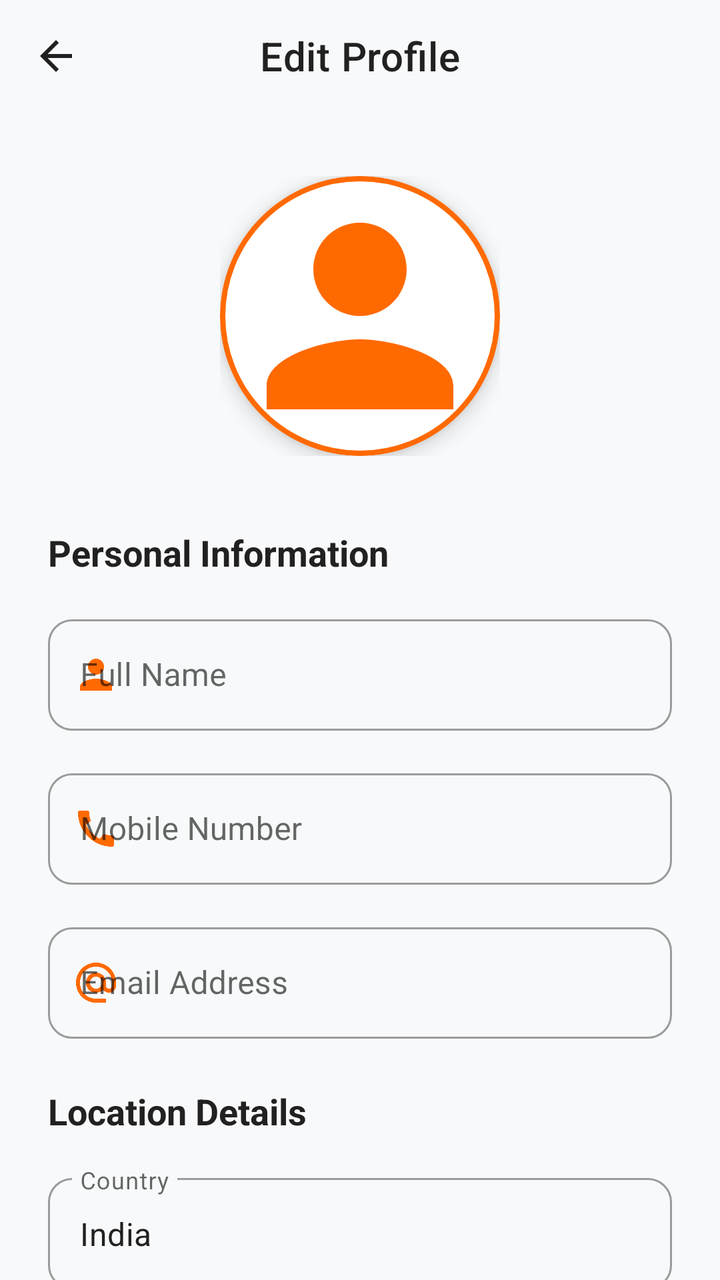
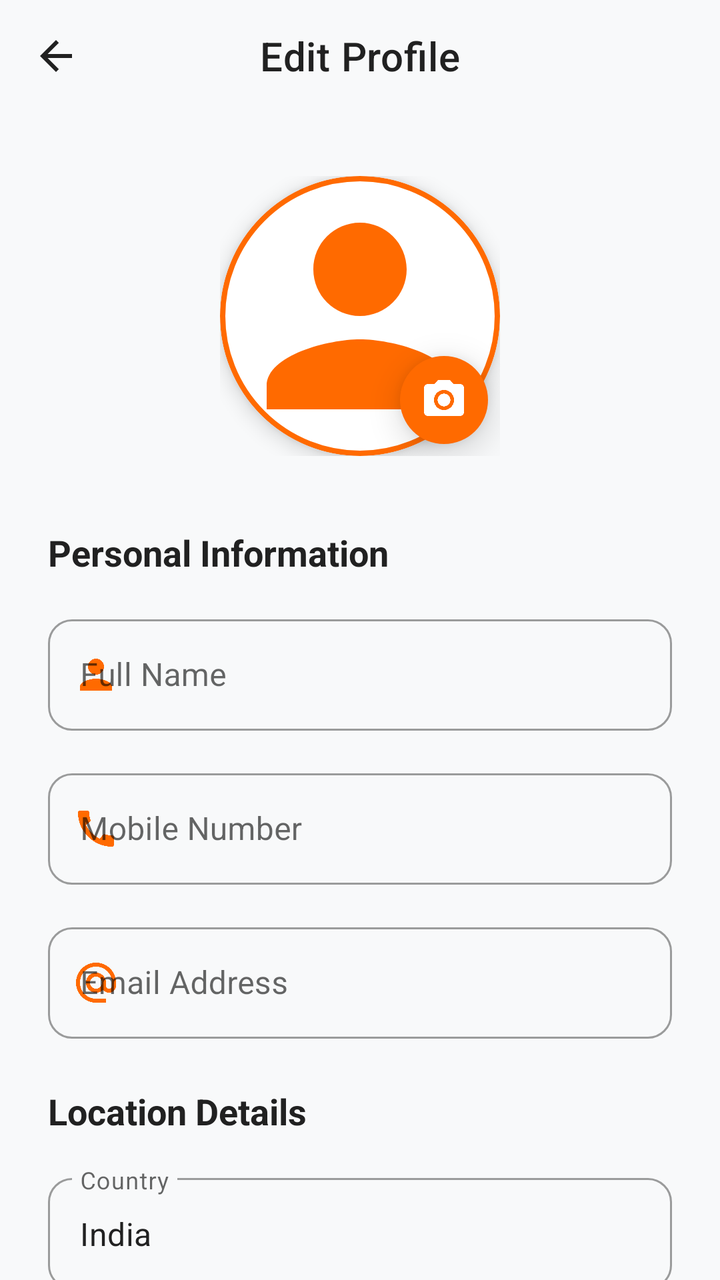

Compare the two renders of this Android layout. The source of the first and the diff that turns it into the second are given below.
<!-- AndroidManifest.xml: application theme Theme.BulkAgrochem -->
<!-- res/layout/activity_edit_profile.xml -->
<?xml version="1.0" encoding="utf-8"?>
<androidx.coordinatorlayout.widget.CoordinatorLayout xmlns:android="http://schemas.android.com/apk/res/android"
    xmlns:app="http://schemas.android.com/apk/res-auto"
    android:layout_width="match_parent"
    android:layout_height="match_parent"
    android:fitsSystemWindows="true"
    android:background="@color/static_bg">

    <com.google.android.material.appbar.AppBarLayout
        android:layout_width="match_parent"
        android:layout_height="wrap_content"
        android:background="@color/static_bg"
        app:elevation="0dp">

        <com.google.android.material.appbar.MaterialToolbar
            android:id="@+id/toolbar"
            android:layout_width="match_parent"
            android:layout_height="?attr/actionBarSize"
            app:navigationIcon="@drawable/ic_back"
            app:navigationIconTint="@color/static_text"
            app:title="Edit Profile"
            app:titleCentered="true"
            app:titleTextColor="@color/static_text" />
    </com.google.android.material.appbar.AppBarLayout>

    <androidx.core.widget.NestedScrollView
        android:layout_width="match_parent"
        android:layout_height="match_parent"
        app:layout_behavior="@string/appbar_scrolling_view_behavior">

        <LinearLayout
            android:layout_width="match_parent"
            android:layout_height="wrap_content"
            android:orientation="vertical"
            android:padding="24dp">

            
            <FrameLayout
                android:layout_width="wrap_content"
                android:layout_height="wrap_content"
                android:layout_gravity="center"
                android:layout_marginTop="8dp"
                android:layout_marginBottom="36dp"
                android:clipChildren="false"
                android:clipToPadding="false">

                
                <com.google.android.material.card.MaterialCardView
                    android:id="@+id/cvProfile"
                    android:layout_width="140dp"
                    android:layout_height="140dp"
                    app:cardCornerRadius="70dp"
                    app:cardElevation="6dp"
                    app:cardBackgroundColor="@color/static_white"
                    app:strokeColor="@color/orange_brand"
                    app:strokeWidth="2.5dp">

                    <ImageView
                        android:id="@+id/ivProfileImage"
                        android:layout_width="match_parent"
                        android:layout_height="match_parent"
                        android:scaleType="centerCrop"
                        android:src="@drawable/ic_profile"
                        app:tint="@color/orange_brand" />
                </com.google.android.material.card.MaterialCardView>

                
        
            </FrameLayout>

            
            <TextView
                android:layout_width="wrap_content"
                android:layout_height="wrap_content"
                android:layout_marginBottom="16dp"
                android:text="Personal Information"
                android:textColor="@color/static_text"
                android:textSize="18sp"
                android:textStyle="bold" />

            <com.google.android.material.textfield.TextInputLayout
                android:id="@+id/tilName"
                style="@style/Widget.MaterialComponents.TextInputLayout.OutlinedBox"
                android:layout_width="match_parent"
                android:layout_height="wrap_content"
                android:layout_marginBottom="16dp"
                android:hint="Full Name"
                app:boxCornerRadiusBottomEnd="12dp"
                app:boxCornerRadiusBottomStart="12dp"
                app:boxCornerRadiusTopEnd="12dp"
                app:boxCornerRadiusTopStart="12dp"
                app:startIconDrawable="@drawable/ic_profile"
                app:startIconTint="@color/orange_brand">

                <com.google.android.material.textfield.TextInputEditText
                    android:id="@+id/etName"
                    android:layout_width="match_parent"
                    android:layout_height="wrap_content"
                    android:inputType="textPersonName"
                    android:textColor="@color/static_text" />
            </com.google.android.material.textfield.TextInputLayout>

            <com.google.android.material.textfield.TextInputLayout
                android:id="@+id/tilPhone"
                style="@style/Widget.MaterialComponents.TextInputLayout.OutlinedBox"
                android:layout_width="match_parent"
                android:layout_height="wrap_content"
                android:layout_marginBottom="16dp"
                android:hint="Mobile Number"
                app:boxCornerRadiusBottomEnd="12dp"
                app:boxCornerRadiusBottomStart="12dp"
                app:boxCornerRadiusTopEnd="12dp"
                app:boxCornerRadiusTopStart="12dp"
                app:prefixText="+91 "
                app:prefixTextColor="@color/static_text"
                app:startIconDrawable="@drawable/ic_call"
                app:startIconTint="@color/orange_brand">

                <com.google.android.material.textfield.TextInputEditText
                    android:id="@+id/etPhone"
                    android:layout_width="match_parent"
                    android:layout_height="wrap_content"
                    android:inputType="phone"
                    android:textColor="@color/static_text" />
            </com.google.android.material.textfield.TextInputLayout>

            <com.google.android.material.textfield.TextInputLayout
                android:id="@+id/tilEmail"
                style="@style/Widget.MaterialComponents.TextInputLayout.OutlinedBox"
                android:layout_width="match_parent"
                android:layout_height="wrap_content"
                android:layout_marginBottom="24dp"
                android:hint="Email Address"
                app:boxCornerRadiusBottomEnd="12dp"
                app:boxCornerRadiusBottomStart="12dp"
                app:boxCornerRadiusTopEnd="12dp"
                app:boxCornerRadiusTopStart="12dp"
                app:startIconDrawable="@drawable/ic_email"
                app:startIconTint="@color/orange_brand">

                <com.google.android.material.textfield.TextInputEditText
                    android:id="@+id/etEmail"
                    android:layout_width="match_parent"
                    android:layout_height="wrap_content"
                    android:inputType="textEmailAddress"
                    android:textColor="@color/static_text" />
            </com.google.android.material.textfield.TextInputLayout>

            
            <TextView
                android:layout_width="wrap_content"
                android:layout_height="wrap_content"
                android:layout_marginBottom="16dp"
                android:text="Location Details"
                android:textColor="@color/static_text"
                android:textSize="18sp"
                android:textStyle="bold" />

            <com.google.android.material.textfield.TextInputLayout
                android:id="@+id/tilCountry"
                style="@style/Widget.MaterialComponents.TextInputLayout.OutlinedBox"
                android:layout_width="match_parent"
                android:layout_height="wrap_content"
                android:layout_marginBottom="16dp"
                android:hint="Country"
                app:boxCornerRadiusBottomEnd="12dp"
                app:boxCornerRadiusBottomStart="12dp"
                app:boxCornerRadiusTopEnd="12dp"
                app:boxCornerRadiusTopStart="12dp">

                <com.google.android.material.textfield.TextInputEditText
                    android:id="@+id/etCountry"
                    android:layout_width="match_parent"
                    android:layout_height="wrap_content"
                    android:enabled="false"
                    android:focusable="false"
                    android:text="India"
                    android:textColor="@color/static_text" />
            </com.google.android.material.textfield.TextInputLayout>

            <com.google.android.material.textfield.TextInputLayout
                android:id="@+id/tilState"
                style="@style/Widget.MaterialComponents.TextInputLayout.OutlinedBox.ExposedDropdownMenu"
                android:layout_width="match_parent"
                android:layout_height="wrap_content"
                android:layout_marginBottom="16dp"
                android:hint="State"
                app:boxCornerRadiusBottomEnd="12dp"
                app:boxCornerRadiusBottomStart="12dp"
                app:boxCornerRadiusTopEnd="12dp"
                app:boxCornerRadiusTopStart="12dp">

                <AutoCompleteTextView
                    android:id="@+id/actvState"
                    android:layout_width="match_parent"
                    android:layout_height="wrap_content"
                    android:inputType="none"
                    android:textColor="@color/static_text" />
            </com.google.android.material.textfield.TextInputLayout>

            <com.google.android.material.textfield.TextInputLayout
                android:id="@+id/tilDistrict"
                style="@style/Widget.MaterialComponents.TextInputLayout.OutlinedBox.ExposedDropdownMenu"
                android:layout_width="match_parent"
                android:layout_height="wrap_content"
                android:layout_marginBottom="16dp"
                android:hint="City"
                app:boxCornerRadiusBottomEnd="12dp"
                app:boxCornerRadiusBottomStart="12dp"
                app:boxCornerRadiusTopEnd="12dp"
                app:boxCornerRadiusTopStart="12dp">

                <AutoCompleteTextView
                    android:id="@+id/actvDistrict"
                    android:layout_width="match_parent"
                    android:layout_height="wrap_content"
                    android:inputType="none"
                    android:textColor="@color/static_text" />
            </com.google.android.material.textfield.TextInputLayout>

            <com.google.android.material.textfield.TextInputLayout
                android:id="@+id/tilZip"
                style="@style/Widget.MaterialComponents.TextInputLayout.OutlinedBox"
                android:layout_width="match_parent"
                android:layout_height="wrap_content"
                android:layout_marginBottom="16dp"
                android:hint="ZIP Code"
                app:boxCornerRadiusBottomEnd="12dp"
                app:boxCornerRadiusBottomStart="12dp"
                app:boxCornerRadiusTopEnd="12dp"
                app:boxCornerRadiusTopStart="12dp">

                <com.google.android.material.textfield.TextInputEditText
                    android:id="@+id/etZip"
                    android:layout_width="match_parent"
                    android:layout_height="wrap_content"
                    android:inputType="number"
                    android:maxLength="6"
                    android:textColor="@color/static_text" />
            </com.google.android.material.textfield.TextInputLayout>

            <com.google.android.material.textfield.TextInputLayout
                android:id="@+id/tilAddress"
                style="@style/Widget.MaterialComponents.TextInputLayout.OutlinedBox"
                android:layout_width="match_parent"
                android:layout_height="wrap_content"
                android:layout_marginBottom="32dp"
                android:hint="Full Address"
                app:boxCornerRadiusBottomEnd="12dp"
                app:boxCornerRadiusBottomStart="12dp"
                app:boxCornerRadiusTopEnd="12dp"
                app:boxCornerRadiusTopStart="12dp">

                <com.google.android.material.textfield.TextInputEditText
                    android:id="@+id/etAddress"
                    android:layout_width="match_parent"
                    android:layout_height="wrap_content"
                    android:gravity="top"
                    android:inputType="textMultiLine"
                    android:lines="3"
                    android:textColor="@color/static_text" />
            </com.google.android.material.textfield.TextInputLayout>

            <com.google.android.material.button.MaterialButton
                android:id="@+id/btnUpdateProfile"
                android:layout_width="match_parent"
                android:layout_height="60dp"
                android:layout_marginBottom="24dp"
                android:text="Save Changes"
                android:textAllCaps="false"
                android:textSize="18sp"
                android:textStyle="bold"
                app:cornerRadius="16dp"
                app:elevation="4dp" />

        </LinearLayout>
    </androidx.core.widget.NestedScrollView>

</androidx.coordinatorlayout.widget.CoordinatorLayout>
<!-- resources referenced by this layout -->
<resources>
  <color name="orange_brand">#FF6A00</color>
  <color name="static_bg">#F8F9FA</color>
  <color name="static_text">#212121</color>
  <color name="static_white">#FFFFFF</color>
  <!-- drawable ic_back (drawable) -->
  <vector xmlns:android="http://schemas.android.com/apk/res/android" android:autoMirrored="true" android:height="24dp" android:tint="#000000" android:viewportHeight="24" android:viewportWidth="24" android:width="24dp">
        
      <path android:fillColor="@android:color/white" android:pathData="M20,11H7.83l5.59,-5.59L12,4l-8,8 8,8 1.41,-1.41L7.83,13H20v-2z"/>
      
  </vector>
  <!-- drawable ic_call (drawable) -->
  <vector xmlns:android="http://schemas.android.com/apk/res/android" android:height="24dp" android:tint="#000000" android:viewportHeight="24" android:viewportWidth="24" android:width="24dp">
        
      <path android:fillColor="@android:color/white" android:pathData="M20.01,15.38c-1.23,0 -2.42,-0.2 -3.53,-0.56 -0.35,-0.12 -0.74,-0.03 -1.01,0.24l-1.57,1.97c-2.83,-1.35 -5.48,-3.9 -6.89,-6.83l1.95,-1.66c0.27,-0.28 0.35,-0.67 0.24,-1.02 -0.37,-1.11 -0.56,-2.3 -0.56,-3.53 0,-0.54 -0.45,-0.99 -0.99,-0.99H4.19C3.65,3 3,3.24 3,3.99 3,13.28 10.73,21 20.01,21c0.71,0 0.99,-0.63 0.99,-1.18v-3.45c0,-0.54 -0.45,-0.99 -0.99,-0.99z"/>
      
  </vector>
  <!-- drawable ic_profile (drawable) -->
  <?xml version="1.0" encoding="utf-8"?>
  <vector xmlns:android="http://schemas.android.com/apk/res/android"
      android:width="24dp"
      android:height="24dp"
      android:viewportWidth="24"
      android:viewportHeight="24">
  
      <path
          android:fillColor="@android:color/black"
          android:pathData="M12,12c2.21,0 4,-1.79 4,-4s-1.79,-4 -4,-4 -4,1.79 -4,4 1.79,4 4,4zM12,14c-2.67,0 -8,1.34 -8,4v2h16v-2c0,-2.66 -5.33,-4 -8,-4z" />
  </vector>
  <style name="Theme.BulkAgrochem" parent="Base.Theme.BulkAgrochem" />
  <style name="Base.Theme.BulkAgrochem" parent="Theme.MaterialComponents.DayNight.NoActionBar">
          
          <item name="colorPrimary">@color/colorPrimary</item>
          <item name="colorPrimaryVariant">@color/colorPrimaryDark</item>
          <item name="colorOnPrimary">@color/colorOnPrimary</item>
  
          <item name="android:windowBackground">@android:color/white</item>
          <item name="colorSurface">@android:color/white</item>
  
          
          <item name="android:statusBarColor">@android:color/white</item>
          <item name="android:windowLightStatusBar">true</item>
      </style>
  <color name="colorPrimary">@color/orange_brand</color>
  <color name="colorPrimaryDark">@color/black</color>
  <color name="colorOnPrimary">@color/white</color>
  <color name="black">#FF000000</color>
  <color name="white">#FFFFFFFF</color>
  <!-- unchanged entries left out for length: 1 -->
</resources>

<!-- the commit's change to res/layout/activity_edit_profile.xml (unified diff, before → after) -->
@@ -65,7 +65,19 @@
                 </com.google.android.material.card.MaterialCardView>
 
                 
-        
+                 <com.google.android.material.floatingactionbutton.FloatingActionButton
+                    android:id="@+id/fabEditPhoto"
+                    android:layout_width="wrap_content"
+                    android:layout_height="wrap_content"
+                    android:layout_gravity="bottom|end"
+                    android:layout_marginEnd="4dp"
+                    android:layout_marginBottom="4dp"
+                    android:src="@drawable/ic_camera"
+                    app:backgroundTint="@color/orange_brand"
+                    app:elevation="10dp"
+                    app:fabCustomSize="44dp"
+                    app:tint="@color/white"
+                    app:borderWidth="0dp" />
             </FrameLayout>
 
             
<!-- resource entries referenced after the edit -->
@@ -15,6 +15,20 @@
         
       <path android:fillColor="@android:color/white" android:pathData="M20.01,15.38c-1.23,0 -2.42,-0.2 -3.53,-0.56 -0.35,-0.12 -0.74,-0.03 -1.01,0.24l-1.57,1.97c-2.83,-1.35 -5.48,-3.9 -6.89,-6.83l1.95,-1.66c0.27,-0.28 0.35,-0.67 0.24,-1.02 -0.37,-1.11 -0.56,-2.3 -0.56,-3.53 0,-0.54 -0.45,-0.99 -0.99,-0.99H4.19C3.65,3 3,3.24 3,3.99 3,13.28 10.73,21 20.01,21c0.71,0 0.99,-0.63 0.99,-1.18v-3.45c0,-0.54 -0.45,-0.99 -0.99,-0.99z"/>
       
+  </vector>
+  <!-- drawable ic_camera (drawable) -->
+  <vector xmlns:android="http://schemas.android.com/apk/res/android"
+      android:width="24dp"
+      android:height="24dp"
+      android:viewportWidth="24"
+      android:viewportHeight="24"
+      android:tint="#FFFFFF">
+      <path
+          android:fillColor="@android:color/white"
+          android:pathData="M12,12m-3.2,0a3.2,3.2 0,1 1,6.4 0a3.2,3.2 0,1 1,-6.4 0" />
+      <path
+          android:fillColor="@android:color/white"
+          android:pathData="M9,2L7.17,4H4c-1.1,0 -2,0.9 -2,2v12c0,1.1 0.9,2 2,2h16c1.1,0 2,-0.9 2,-2V6c0,-1.1 -0.9,-2 -2,-2h-3.17L15,2H9zm3,15c-2.76,0 -5,-2.24 -5,-5s2.24,-5 5,-5 5,2.24 5,5 -2.24,5 -5,5z" />
   </vector>
   <!-- drawable ic_profile (drawable) -->
   <?xml version="1.0" encoding="utf-8"?>
